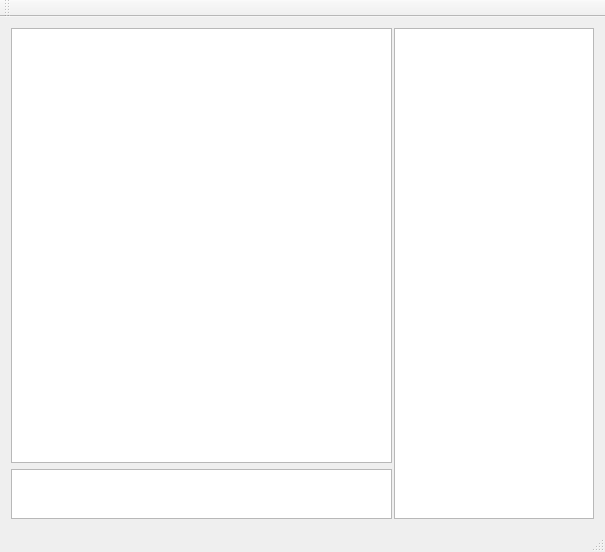
Above: mainwindow.ui from troe88/gps_draw before the change. Below: the same form after it.
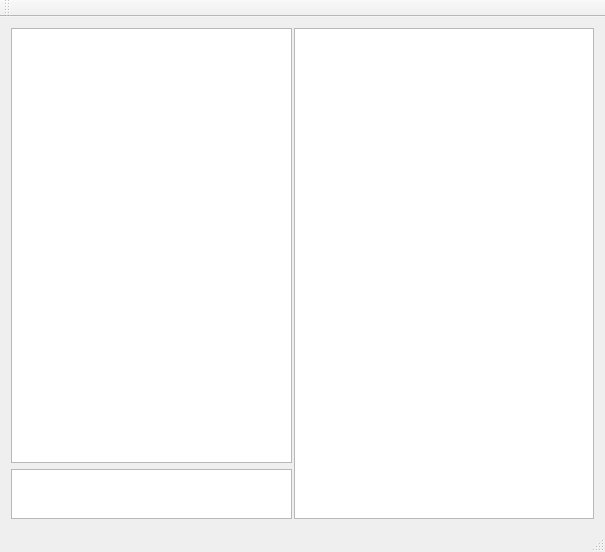
That is the form after the change. Custom widgets are drawn as their Qt base class.

```diff
--- a/mainwindow.ui
+++ b/mainwindow.ui
@@ -45,16 +45,22 @@
      <widget class="QTableWidget" name="tableWidget">
       <property name="minimumSize">
        <size>
-        <width>150</width>
+        <width>300</width>
         <height>0</height>
        </size>
       </property>
       <property name="maximumSize">
        <size>
-        <width>200</width>
+        <width>300</width>
         <height>16777215</height>
        </size>
       </property>
+      <property name="rowCount">
+       <number>0</number>
+      </property>
+      <property name="columnCount">
+       <number>0</number>
+      </property>
      </widget>
     </item>
    </layout>
```
